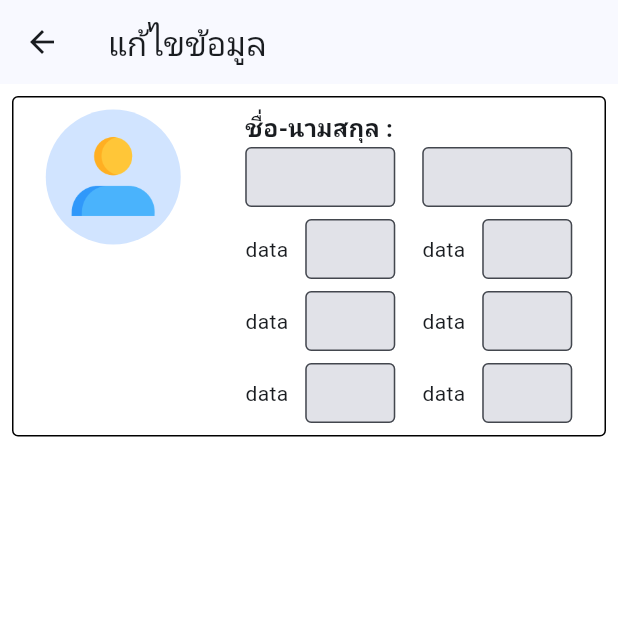
After one commit to masterUNG/BlindHelpProJ15july, a Flutter app: the MainUser screen opened by its route, after a tap on the "menu" icon, after a tap on "แก้ไขข้อมูล", on a phone screen of 412 x 824 dp, the top half of it. The commit adds this screen. Run offline on Flutter 3.47's test engine with Material 2 defaults, Android fonts, the phone set to English and light mode, and no system bars; our stand-ins replace cloud_firestore, dio, firebase_auth, firebase_core, get, shared_preferences; accounts and stored records are empty.

Commit message:
update for copy home

```diff
--- a/lib/bodys/emergency_user.dart
+++ b/lib/bodys/emergency_user.dart
@@ -6,6 +6,6 @@ class EmergencyUser extends StatelessWidget {
 
   @override
   Widget build(BuildContext context) {
-    return WidgetText(data: 'EmergencyUser');
+    return const WidgetText(data: 'EmergencyUser');
   }
 }
--- a/lib/bodys/help_user.dart
+++ b/lib/bodys/help_user.dart
@@ -6,6 +6,6 @@ class HelpUser extends StatelessWidget {
 
   @override
   Widget build(BuildContext context) {
-    return WidgetText(data: 'HelpUser');
+    return const WidgetText(data: 'HelpUser');
   }
 }
--- a/lib/bodys/home_user.dart
+++ b/lib/bodys/home_user.dart
@@ -6,6 +6,6 @@ class HomeUser extends StatelessWidget {
 
   @override
   Widget build(BuildContext context) {
-    return WidgetText(data: 'HomeUser');
+    return const WidgetText(data: 'HomeUser');
   }
 }
--- a/lib/bodys/read_drug_lable.dart
+++ b/lib/bodys/read_drug_lable.dart
@@ -6,6 +6,6 @@ class ReadDrugLabel extends StatelessWidget {
 
   @override
   Widget build(BuildContext context) {
-    return WidgetText(data: 'ReadDrugLabel');
+    return const WidgetText(data: 'ReadDrugLabel');
   }
 }
--- /dev/null
+++ b/lib/states/edit_profile_user.dart
@@ -0,0 +1,172 @@
+import 'package:blindhelp/utility/app_constant.dart';
+import 'package:blindhelp/utility/app_controller.dart';
+import 'package:blindhelp/widgets/widget_circle_image.dart';
+import 'package:blindhelp/widgets/widget_form.dart';
+import 'package:blindhelp/widgets/widget_text.dart';
+import 'package:blindhelp/widgets/widget_title.dart';
+import 'package:flutter/material.dart';
+import 'package:get/get.dart';
+
+class EditProfileUser extends StatelessWidget {
+  const EditProfileUser({super.key});
+
+  @override
+  Widget build(BuildContext context) {
+    return GetX(
+        init: AppController(),
+        builder: (AppController appController) {
+          print('userModelLogins ===> ${appController.userModelLogins.length}');
+          return Scaffold(
+            backgroundColor: Colors.white,
+            appBar: AppBar(
+              title: const WidgetText(data: 'แก้ไขข้อมูล'),
+            ),
+            body: Container(
+              margin: const EdgeInsets.symmetric(horizontal: 8, vertical: 8),
+              padding: const EdgeInsets.symmetric(vertical: 8),
+              decoration: AppConstant().borderBox(),
+              child: const Row(
+                mainAxisAlignment: MainAxisAlignment.spaceAround,
+                crossAxisAlignment: CrossAxisAlignment.start,
+                children: [
+                  WidgetCircleImage(
+                    radius: 45,
+                  ),
+                  SizedBox(
+                    width: 218,
+                    child: Column(
+                      mainAxisSize: MainAxisSize.min,
+                      crossAxisAlignment: CrossAxisAlignment.start,
+                      children: [
+                        WidgetTitle(title: 'ชื่อ-นามสกุล :'),
+                        Row(
+                          mainAxisAlignment: MainAxisAlignment.spaceBetween,
+                          children: [
+                            WidgetForm(
+                              width: 100,
+                              marginTop: 0,
+                            ),
+                            WidgetForm(
+                              width: 100,
+                              marginTop: 0,
+                            ),
+                          ],
+                        ),
+                        SizedBox(
+                          height: 8,
+                        ),
+                        Row(
+                          mainAxisAlignment: MainAxisAlignment.spaceBetween,
+                          children: [
+                            SizedBox(
+                              width: 100,
+                              child: Row(
+                                mainAxisAlignment:
+                                    MainAxisAlignment.spaceBetween,
+                                children: [
+                                  WidgetText(data: 'data'),
+                                  WidgetForm(
+                                    width: 60,
+                                    marginTop: 0,
+                                  ),
+                                ],
+                              ),
+                            ),
+                            SizedBox(
+                              width: 100,
+                              child: Row(
+                                mainAxisAlignment:
+                                    MainAxisAlignment.spaceBetween,
+                                children: [
+                                  WidgetText(data: 'data'),
+                                  WidgetForm(
+                                    width: 60,
+                                    marginTop: 0,
+                                  ),
+                                ],
+                              ),
+                            ),
+                          ],
+                        ),
+                        SizedBox(
+                          height: 8,
+                        ),
+                        Row(
+                          mainAxisAlignment: MainAxisAlignment.spaceBetween,
+                          children: [
+                            SizedBox(
+                              width: 100,
+                              child: Row(
+                                mainAxisAlignment:
+                                    MainAxisAlignment.spaceBetween,
+                                children: [
+                                  WidgetText(data: 'data'),
+                                  WidgetForm(
+                                    width: 60,
+                                    marginTop: 0,
+                                  ),
+                                ],
+                              ),
+                            ),
+                            SizedBox(
+                              width: 100,
+                              child: Row(
+                                mainAxisAlignment:
+                                    MainAxisAlignment.spaceBetween,
+                                children: [
+                                  WidgetText(data: 'data'),
+                                  WidgetForm(
+                                    width: 60,
+                                    marginTop: 0,
+                                  ),
+                                ],
+                              ),
+                            ),
+                          ],
+                        ),
+                        SizedBox(
+                          height: 8,
+                        ),
+                        Row(
+                          mainAxisAlignment: MainAxisAlignment.spaceBetween,
+                          children: [
+                            SizedBox(
+                              width: 100,
+                              child: Row(
+                                mainAxisAlignment:
+                                    MainAxisAlignment.spaceBetween,
+                                children: [
+                                  WidgetText(data: 'data'),
+                                  WidgetForm(
+                                    width: 60,
+                                    marginTop: 0,
+                                  ),
+                                ],
+                              ),
+                            ),
+                            SizedBox(
+                              width: 100,
+                              child: Row(
+                                mainAxisAlignment:
+                                    MainAxisAlignment.spaceBetween,
+                                children: [
+                                  WidgetText(data: 'data'),
+                                  WidgetForm(
+                                    width: 60,
+                                    marginTop: 0,
+                                  ),
+                                ],
+                              ),
+                            ),
+                          ],
+                        ),
+                      ],
+                    ),
+                  ),
+                ],
+              ),
+            ),
+          );
+        });
+  }
+}
--- a/lib/states/main_user.dart
+++ b/lib/states/main_user.dart
@@ -2,8 +2,10 @@ import 'package:blindhelp/bodys/emergency_user.dart';
 import 'package:blindhelp/bodys/help_user.dart';
 import 'package:blindhelp/bodys/home_user.dart';
 import 'package:blindhelp/bodys/read_drug_lable.dart';
-import 'package:blindhelp/utility/app_constant.dart';
+import 'package:blindhelp/states/edit_profile_user.dart';
 import 'package:blindhelp/utility/app_controller.dart';
+import 'package:blindhelp/widgets/widget_header_drawer.dart';
+import 'package:blindhelp/widgets/widget_menu.dart';
 import 'package:blindhelp/widgets/widget_signout.dart';
 import 'package:blindhelp/widgets/widget_text.dart';
 import 'package:flutter/material.dart';
@@ -71,11 +73,19 @@ class _MainUserState extends State<MainUser> {
                   WidgetText(data: appBarTitles[appController.indexBody.value]),
               // actions: const [WidgetSignOut()],
             ),
-            endDrawer: const Drawer(
+            endDrawer: Drawer(
               child: Column(
                 children: [
-                  UserAccountsDrawerHeader(
-                      accountName: null, accountEmail: null)
+                  const WidgetHeaderDrawer(),
+                  WidgetMemu(
+                    leadWidget: const Icon(Icons.person),
+                    titleWidget: const WidgetText(data: 'แก้ไขข้อมูล'),
+                    tapFunc: () {
+                      Get.back();
+                      Get.to(const EditProfileUser())!.then((value) => null);
+                    },
+                  ),
+                  const WidgetSignOut(),
                 ],
               ),
             ),
--- a/lib/utility/app_constant.dart
+++ b/lib/utility/app_constant.dart
@@ -6,5 +6,12 @@ class AppConstant {
     'อาสาสมัครสาธารณะสุขประจำหมู่บ้าน(อสม.)',
   ];
 
-  BoxDecoration borderBox() => BoxDecoration(border: Border.all(),borderRadius: BorderRadius.circular(4));
+  BoxDecoration borderBox() => BoxDecoration(
+      border: Border.all(), borderRadius: BorderRadius.circular(4));
+
+  BoxDecoration gradientBox({required BuildContext context}) => BoxDecoration(
+      gradient: RadialGradient(
+          colors: <Color>[Colors.white, Theme.of(context).primaryColor],
+          center: Alignment.topLeft,
+          radius: 1.3));
 }
--- /dev/null
+++ b/lib/widgets/widget_circle_image.dart
@@ -0,0 +1,21 @@
+// ignore_for_file: public_member_api_docs, sort_constructors_first
+import 'package:flutter/material.dart';
+
+class WidgetCircleImage extends StatelessWidget {
+  const WidgetCircleImage({
+    Key? key,
+    this.imageProvider,
+    this.radius,
+  }) : super(key: key);
+
+  final ImageProvider? imageProvider;
+  final double? radius;
+
+  @override
+  Widget build(BuildContext context) {
+    return CircleAvatar(
+      backgroundImage: imageProvider ?? const AssetImage('images/avatar.png'),radius: radius
+      ,
+    );
+  }
+}
--- a/lib/widgets/widget_form.dart
+++ b/lib/widgets/widget_form.dart
@@ -10,8 +10,10 @@ class WidgetForm extends StatelessWidget {
     this.textEditingController,
     this.labelWidget,
     this.marginBottom,
+    this.marginTop,
     this.textInputType,
     this.obsecu,
+    this.width,
   }) : super(key: key);
 
   final String? hint;
@@ -20,15 +22,17 @@ class WidgetForm extends StatelessWidget {
   final TextEditingController? textEditingController;
   final Widget? labelWidget;
   final double? marginBottom;
+  final double? marginTop;
   final TextInputType? textInputType;
   final bool? obsecu;
+  final double? width;
 
   @override
   Widget build(BuildContext context) {
     return Container(
-      width: 250,
+      width: width ?? 250,
       height: 40,
-      margin: EdgeInsets.only(top: 16, bottom: marginBottom ?? 0.0),
+      margin: EdgeInsets.only(top: marginTop ?? 16, bottom: marginBottom ?? 0.0),
       child: TextFormField(
         controller: textEditingController,
         obscureText: obsecu ?? false,
--- /dev/null
+++ b/lib/widgets/widget_header_drawer.dart
@@ -0,0 +1,37 @@
+import 'package:blindhelp/utility/app_constant.dart';
+import 'package:blindhelp/utility/app_controller.dart';
+import 'package:blindhelp/widgets/widget_image_asset.dart';
+import 'package:blindhelp/widgets/widget_text.dart';
+import 'package:flutter/material.dart';
+import 'package:get/get.dart';
+
+class WidgetHeaderDrawer extends StatefulWidget {
+  const WidgetHeaderDrawer({
+    super.key,
+  });
+
+  @override
+  State<WidgetHeaderDrawer> createState() => _WidgetHeaderDrawerState();
+}
+
+class _WidgetHeaderDrawerState extends State<WidgetHeaderDrawer> {
+  AppController appController = Get.put(AppController());
+
+  @override
+  Widget build(BuildContext context) {
+    return UserAccountsDrawerHeader(
+      accountName: WidgetText(
+        data: appController.userModelLogins.last.name,
+        textStyle: Theme.of(context)
+            .textTheme
+            .headlineSmall!
+            .copyWith(color: Colors.white),
+      ),
+      accountEmail:
+          WidgetText(data: appController.userModelLogins.last.typeUser),
+          currentAccountPicture: const WidgetImageAsset(),
+          currentAccountPictureSize: const Size.square(60),
+          decoration: AppConstant().gradientBox(context: context),
+    );
+  }
+}
--- /dev/null
+++ b/lib/widgets/widget_menu.dart
@@ -0,0 +1,24 @@
+// ignore_for_file: public_member_api_docs, sort_constructors_first
+import 'package:flutter/material.dart';
+
+class WidgetMemu extends StatelessWidget {
+  const WidgetMemu({
+    Key? key,
+    required this.leadWidget,
+    required this.titleWidget,
+    this.tapFunc,
+  }) : super(key: key);
+
+  final Widget leadWidget;
+  final Widget titleWidget;
+  final Function()? tapFunc;
+
+  @override
+  Widget build(BuildContext context) {
+    return ListTile(
+      leading: leadWidget,
+      title: titleWidget,
+      onTap: tapFunc,
+    );
+  }
+}
--- a/lib/widgets/widget_signout.dart
+++ b/lib/widgets/widget_signout.dart
@@ -1,6 +1,7 @@
 import 'package:blindhelp/utility/app_dialog.dart';
 import 'package:blindhelp/widgets/widget_button.dart';
-import 'package:blindhelp/widgets/widget_icon_button.dart';
+import 'package:blindhelp/widgets/widget_menu.dart';
+import 'package:blindhelp/widgets/widget_text.dart';
 import 'package:firebase_auth/firebase_auth.dart';
 import 'package:flutter/material.dart';
 import 'package:get/get.dart';
@@ -13,9 +14,11 @@ class WidgetSignOut extends StatelessWidget {
 
   @override
   Widget build(BuildContext context) {
-    return WidgetIconButton(
-      iconData: Icons.exit_to_app,
-      pressFunc: () {
+    return WidgetMemu(
+      leadWidget: const Icon(Icons.exit_to_app),
+      titleWidget: const WidgetText(data: 'ออกจากระบบ'),
+      tapFunc: () {
+        Get.back();
         AppDialog(context: context).normalDialog(
           tilte: 'ยืนยันการ SignOut',
           firstAction: WidgetButton(
@@ -25,11 +28,9 @@ class WidgetSignOut extends StatelessWidget {
               FirebaseAuth.instance.signOut().then((value) async {
                 SharedPreferences preferences =
                     await SharedPreferences.getInstance();
-                    preferences.clear().then((value) {
-                      Get.offAllNamed('/authen');
-                    });
-
-
+                preferences.clear().then((value) {
+                  Get.offAllNamed('/authen');
+                });
               });
             },
             iconData: Icons.exit_to_app,
```
Also changed, not shown: images/avatar.png (added), images/dog.png (deleted).
